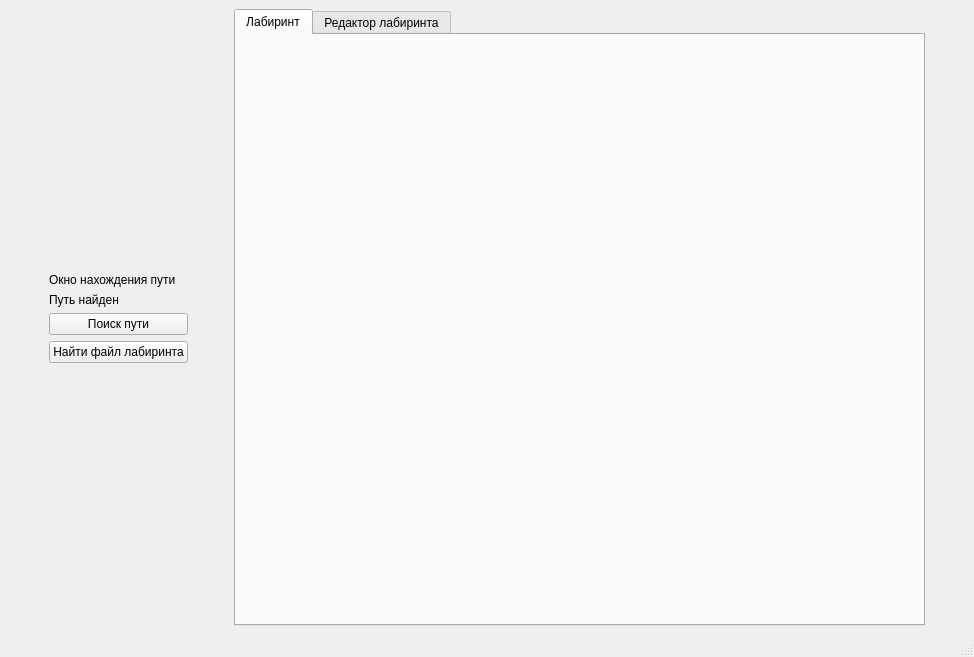
Qt form mainwindow.ui (wertengo/Labyrinth) before a commit.
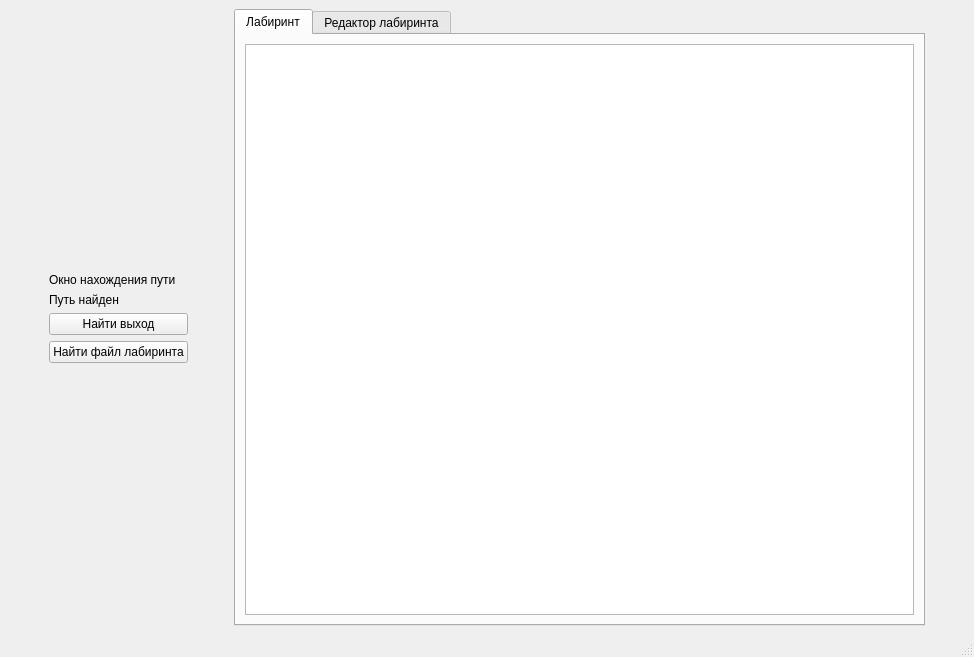
The same form after that commit.

Patch:
```diff
--- a/mainwindow.ui
+++ b/mainwindow.ui
@@ -66,7 +66,7 @@
       <item>
        <widget class="QPushButton" name="pushButton">
         <property name="text">
-         <string>Поиск пути</string>
+         <string>Найти выход</string>
         </property>
        </widget>
       </item>
@@ -117,6 +117,15 @@
        <attribute name="title">
         <string>Лабиринт</string>
        </attribute>
+       <layout class="QHBoxLayout" name="horizontalLayout_2">
+        <item>
+         <layout class="QVBoxLayout" name="verticalLayout_2">
+          <item>
+           <widget class="QTableWidget" name="labyrintMapField"/>
+          </item>
+         </layout>
+        </item>
+       </layout>
       </widget>
       <widget class="QWidget" name="tab_2">
        <attribute name="title">
```
Left out of the diff: 2 changed lines with no effect on the pictures.
